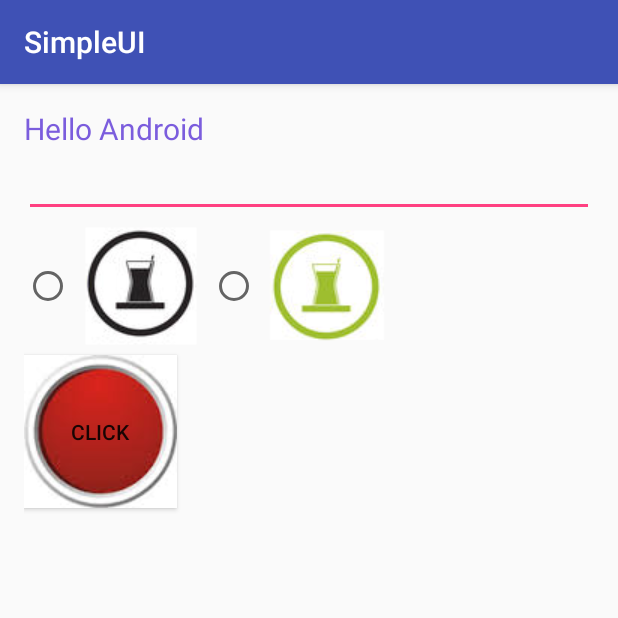
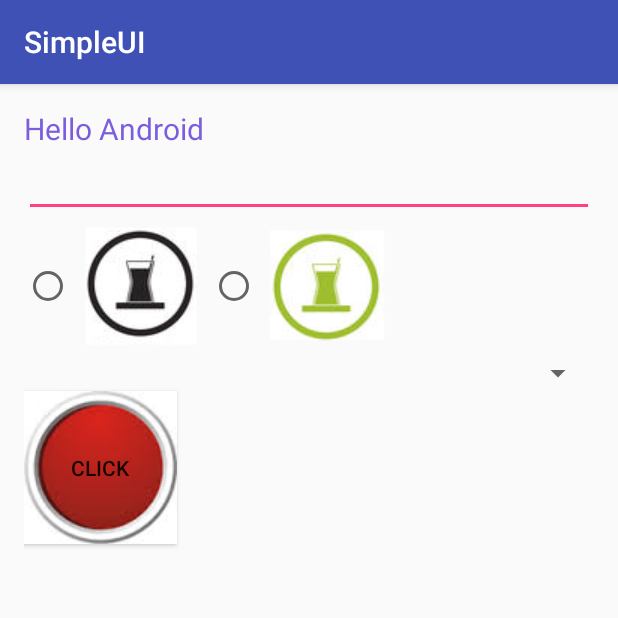
Before and after one commit to d6e0n2nis/android-class272, an Android app: the screen it shows after launch (MainActivity), on a phone screen of 412 x 824 dp, the top half of it. Run offline under Robolectric (Android 15) with nearby library versions, the phone set to English and light mode, and no system bars; 4 statements that could not run were skipped.

Commit message:
costom item view

```diff
--- a/SimpleUI/app/src/main/java/com/example/user/simpleui/MainActivity.java
+++ b/SimpleUI/app/src/main/java/com/example/user/simpleui/MainActivity.java
@@ -8,20 +8,28 @@ import android.widget.ArrayAdapter;
 import android.widget.EditText;
 import android.widget.ListView;
 import android.widget.RadioGroup;
+import android.widget.SimpleAdapter;
+import android.widget.Spinner;
 import android.widget.TextView;
 
 import com.google.android.gms.appindexing.Action;
 import com.google.android.gms.appindexing.AppIndex;
 import com.google.android.gms.common.api.GoogleApiClient;
 
+import java.util.ArrayList;
+import java.util.HashMap;
+import java.util.List;
+import java.util.Map;
+
 public class MainActivity extends AppCompatActivity {
     TextView textView;
     EditText editText;
     RadioGroup radioGroup;
-
-
+    ListView listView;
+    Spinner spinner;
     String drink = "Black Tea";
 
+    List<Order> data = new ArrayList<>();
 
     private GoogleApiClient client;
 
@@ -33,7 +41,8 @@ public class MainActivity extends AppCompatActivity {
         textView = (TextView) findViewById(R.id.textView);
         editText = (EditText) findViewById(R.id.editText);
         radioGroup = (RadioGroup)findViewById(R.id.radioGroup);
-        listView = (ListView)findViewById(R.id.listView);
+        listView= (ListView) findViewById(R.id.listView);
+        spinner = (Spinner)findViewById(R.id.spinner);
         radioGroup.setOnCheckedChangeListener(new RadioGroup.OnCheckedChangeListener() {
             @Override
             public void onCheckedChanged(RadioGroup group, int checkedId) {
@@ -50,22 +59,57 @@ public class MainActivity extends AppCompatActivity {
         });
 
         setupListView();
+        setupSpinner();
         client = new GoogleApiClient.Builder(this).addApi(AppIndex.API).build();
     }
     private void setupListView()
     {
-        String[] data = new String[]{"1","2","3","4","5","6","7","8"};
+       // String[] data = new String[]{"1","2","3","4","5","6","7","8"};
 
-        ArrayAdapter<String> adapter = new ArrayAdapter<String>(this,android.R.layout.simple_list_item_1,data);
+//       List<Map<String, String>> mapList = new ArrayList<>();
+//
+//        for(Order order : data)
+//        {
+//            Map<String, String> item = new HashMap<>();
+//
+//            item.put("note",order.note);
+//            item.put("storeInfo",order.storeInfo);
+//            item.put("drink",drink);
+//
+//            mapList.add(item);
+//        }
+
+//        String[] from = {"note","storeInfo", "drink"};
+//        int[] to = {R.id.textView2,R.id.textView4,R.id.textView3};
+//
+//        SimpleAdapter = new SimpleAdapter(this,mapList,R.layout.listview_order_item,from,to);
+        OrderAdapter adapter = new OrderAdapter(this, data);
         listView.setAdapter(adapter);
+    }
+    private void setupSpinner()
+    {
+     String[] storeInfo = getResources().getStringArray(R.array.storeInfo);
+     ArrayAdapter<String>adapter = new ArrayAdapter<String>(this,android.R.layout.simple_spinner_dropdown_item) ;
+        spinner.setAdapter(adapter);
     }
 
     public void click(View view) {
         String text = editText.getText().toString();
-        text = text + "Order" + drink;
-        textView.setText("text");
+        String result = text + "Order" + drink;
+        textView.setText(result);
 
         editText.setText("");
+
+        Order order = new Order();
+
+
+        order.note = text;
+        order.drink = drink;
+        order.storeInfo = (String)spinner.getSelectedItem();
+
+
+        data.add(order);
+        setupListView();
     }
 
     @Override
--- a/SimpleUI/app/src/main/res/layout/activity_main.xml
+++ b/SimpleUI/app/src/main/res/layout/activity_main.xml
@@ -22,10 +22,10 @@
         android:layout_height="wrap_content"
         android:text="Click"
         android:id="@+id/button"
-        android:layout_below="@+id/radioGroup"
         android:layout_alignParentLeft="true"
         android:layout_alignParentStart="true"
-        android:background="@drawable/button" />
+        android:background="@drawable/button"
+        android:layout_below="@+id/spinner" />
 
     <EditText
         android:layout_width="match_parent"
@@ -68,4 +68,12 @@
         android:layout_below="@+id/button"
         android:layout_alignParentRight="true"
         android:layout_alignParentEnd="true" />
+
+    <Spinner
+        android:layout_width="wrap_content"
+        android:layout_height="wrap_content"
+        android:id="@+id/spinner"
+        android:layout_alignParentRight="true"
+        android:layout_alignParentEnd="true"
+        android:layout_below="@+id/radioGroup" />
 </RelativeLayout>
--- /dev/null
+++ b/SimpleUI/app/src/main/res/values/array.xml
@@ -0,0 +1,10 @@
+<?xml version="1.0" encoding="utf-8"?>
+<resources>
+    <string-array name="storeInfo">
+        <item>台大店</item>
+        <item>公館店</item>
+        <item>西門店</item>
+        <item>復興店</item>
+        <item>輔大店</item>
+    </string-array>
+</resources>
```
Also changed, not shown: SimpleUI/app/src/main/java/com/example/user/simpleui/Order.java (added, +10 -0 lines), SimpleUI/app/src/main/java/com/example/user/simpleui/OrderAdapter.java (added, +81 -0 lines), SimpleUI/app/src/main/res/layout/listview_order_item.xml (added, +30 -0 lines).
